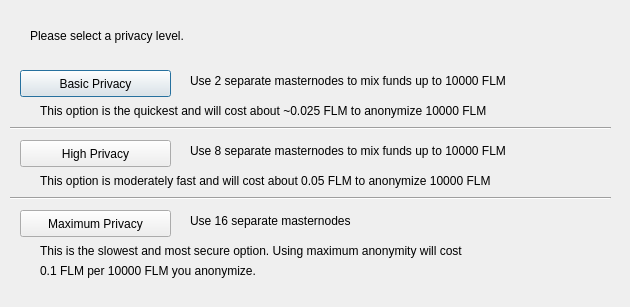
Above: src/qt/forms/obfuscationconfig.ui from folm/folm before the change. Below: the same form after it.
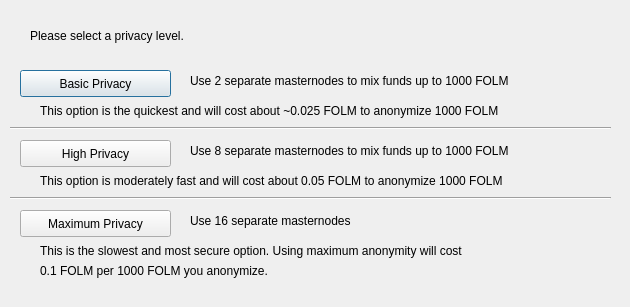
That is the form after the change.

Diff of the .ui file:
```diff
--- a/src/qt/forms/obfuscationconfig.ui
+++ b/src/qt/forms/obfuscationconfig.ui
@@ -75,7 +75,7 @@
     </rect>
    </property>
    <property name="text">
-    <string>Use 2 separate masternodes to mix funds up to 10000 FLM</string>
+    <string>Use 2 separate masternodes to mix funds up to 1000 FOLM</string>
    </property>
   </widget>
   <widget class="QLabel" name="label_3">
@@ -88,7 +88,7 @@
     </rect>
    </property>
    <property name="text">
-    <string>Use 8 separate masternodes to mix funds up to 10000 FLM</string>
+    <string>Use 8 separate masternodes to mix funds up to 1000 FOLM</string>
    </property>
   </widget>
   <widget class="QLabel" name="label_4">
@@ -114,7 +114,7 @@
     </rect>
    </property>
    <property name="text">
-    <string>This option is the quickest and will cost about ~0.025 FLM to anonymize 10000 FLM</string>
+    <string>This option is the quickest and will cost about ~0.025 FOLM to anonymize 1000 FOLM</string>
    </property>
   </widget>
   <widget class="QLabel" name="label_7">
@@ -127,7 +127,7 @@
     </rect>
    </property>
    <property name="text">
-    <string>This option is moderately fast and will cost about 0.05 FLM to anonymize 10000 FLM</string>
+    <string>This option is moderately fast and will cost about 0.05 FOLM to anonymize 1000 FOLM</string>
    </property>
   </widget>
   <widget class="QLabel" name="label_8">
@@ -153,7 +153,7 @@
     </rect>
    </property>
    <property name="text">
-    <string>0.1 FLM per 10000 FLM you anonymize.</string>
+    <string>0.1 FOLM per 1000 FOLM you anonymize.</string>
    </property>
   </widget>
   <widget class="Line" name="line">
```
